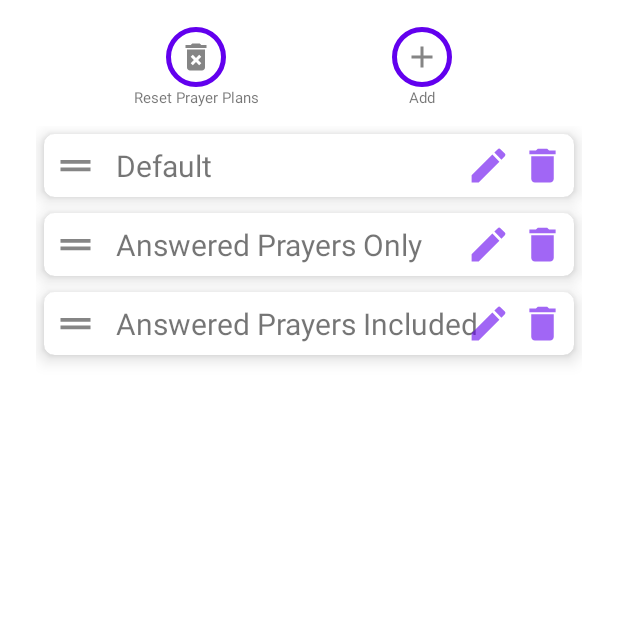
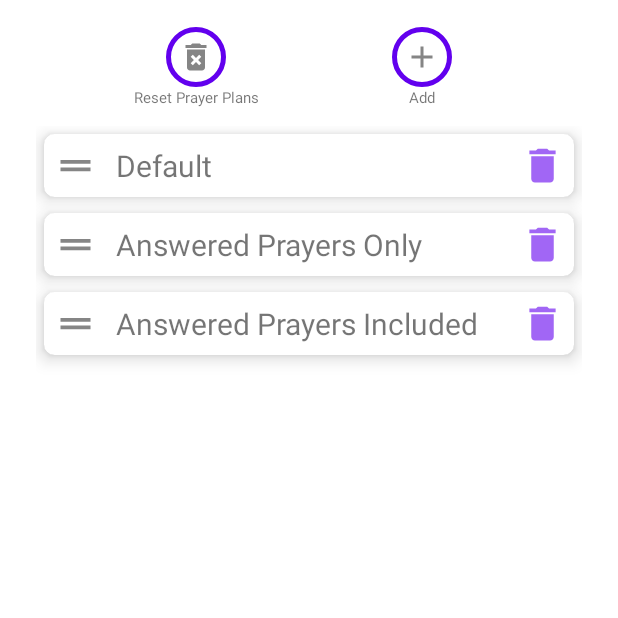
Before and after one commit to pjcwilliamson/Prayer-Cards, an Android app: the EditDecks screen opened directly, with no data from a screen before it, on a phone screen of 412 x 824 dp, the top half of it. Run offline under Robolectric (Android 15) with nearby library versions, the phone set to English and light mode, and no system bars.

Commit message:
v1.5.1 - v1.5 - implementing answered prayers, import improvements, and better expiry date. v1.5.1 - better cancelling on date set, fix bugs, remove edit button (replace with touching the text)

```diff
--- a/app/src/main/java/org/williamsonministry/prayercards/DeckRecViewAdapter.java
+++ b/app/src/main/java/org/williamsonministry/prayercards/DeckRecViewAdapter.java
@@ -88,11 +88,11 @@ public class DeckRecViewAdapter extends RecyclerView.Adapter<DeckRecViewAdapter.
             }}
         });
 
-        holder.btnEdit.setOnClickListener(new View.OnClickListener() {
+        holder.txtPrayerRequest.setOnClickListener(new View.OnClickListener() {
             @Override
             public void onClick(View view) {
                 DeckEditOrAddDialog editDialog = new DeckEditOrAddDialog(DeckEditOrAddDialog.EDIT ,mContext, allDecks.get(holder.getAdapterPosition()), holder.getAdapterPosition());
-                editDialog.onClick(holder.btnEdit);
+                editDialog.onClick(holder.txtPrayerRequest);
             }
         });
 
@@ -147,7 +147,6 @@ public class DeckRecViewAdapter extends RecyclerView.Adapter<DeckRecViewAdapter.
 
     public class ViewHolder extends RecyclerView.ViewHolder implements ItemTouchHelperViewHolder {
         private final TextView txtPrayerRequest;
-        private final Button btnEdit;
         private final Button btnInActivate;
         private final CardView parent;
         private final ImageView handleView;
@@ -161,7 +160,6 @@ public class DeckRecViewAdapter extends RecyclerView.Adapter<DeckRecViewAdapter.
             layoutDataCard = itemView.findViewById(R.id.layoutDataCard);
             parent = itemView.findViewById(R.id.cardViewParent);
             txtPrayerRequest = itemView.findViewById(R.id.txtPrayerRequest);
-            btnEdit = itemView.findViewById(R.id.btnEditCard);
             btnInActivate = itemView.findViewById(R.id.btnInactivateCard);
             handleView = itemView.findViewById(R.id.imgDragHandle);
             btnRestore = itemView.findViewById(R.id.btnRestore);
--- a/app/src/main/res/layout/edit_card_card.xml
+++ b/app/src/main/res/layout/edit_card_card.xml
@@ -12,7 +12,7 @@
 
     <androidx.constraintlayout.widget.ConstraintLayout
         android:layout_width="match_parent"
-        android:layout_height="wrap_content"
+        android:layout_height="match_parent"
         android:id="@+id/layoutDataCard">
 
         <ImageView
@@ -44,7 +44,7 @@
 
         <TextView
             android:layout_width="0dp"
-            android:layout_height="wrap_content"
+            android:layout_height="0dp"
             android:layout_marginStart="48dp"
             android:layout_marginEnd="12dp"
             android:text="@string/prayer_request_here_and_this_is_a_very_long_text_to_include"
@@ -54,9 +54,11 @@
             app:layout_constraintHorizontal_bias="0.0"
             app:layout_constraintStart_toStartOf="parent"
             app:layout_constraintTop_toTopOf="parent"
+            android:foreground="?android:attr/selectableItemBackground"
             android:maxLines="1"
             android:ellipsize="end"
             android:scrollHorizontally="true"
+            android:gravity="center_vertical"
             android:id="@+id/txtPrayerRequest"
             />
 
@@ -64,7 +66,7 @@
             android:id="@+id/btnThisPrayerAnswered"
             android:layout_width="30dp"
             android:layout_height="30dp"
-            android:layout_marginEnd="78dp"
+            android:layout_marginEnd="48dp"
             android:background="@drawable/ic_tick"
             android:foreground="?android:attr/selectableItemBackground"
             app:layout_constraintBottom_toBottomOf="parent"
@@ -75,24 +77,13 @@
             android:id="@+id/btnThisPrayerNotAnswered"
             android:layout_width="30dp"
             android:layout_height="30dp"
-            android:layout_marginEnd="78dp"
+            android:layout_marginEnd="48dp"
             android:background="@drawable/ic_close_x"
             android:foreground="?android:attr/selectableItemBackground"
             app:layout_constraintBottom_toBottomOf="parent"
             app:layout_constraintEnd_toEndOf="parent"
             app:layout_constraintTop_toTopOf="parent"
             android:visibility="gone"/>
-
-        <Button
-            android:id="@+id/btnEditCard"
-            android:layout_width="30dp"
-            android:layout_height="30dp"
-            android:layout_marginEnd="42dp"
-            android:background="@drawable/ic_edit_pencil"
-            android:foreground="?android:attr/selectableItemBackground"
-            app:layout_constraintBottom_toBottomOf="parent"
-            app:layout_constraintEnd_toEndOf="parent"
-            app:layout_constraintTop_toTopOf="parent" />
 
         <Button
             android:id="@+id/btnInactivateCard"
```
Also changed, not shown: app/src/main/java/org/williamsonministry/prayercards/CardEditOrAddDialog.java (+10 -0 lines), app/src/main/java/org/williamsonministry/prayercards/CardRecViewAdapter.java (+2 -6 lines).
